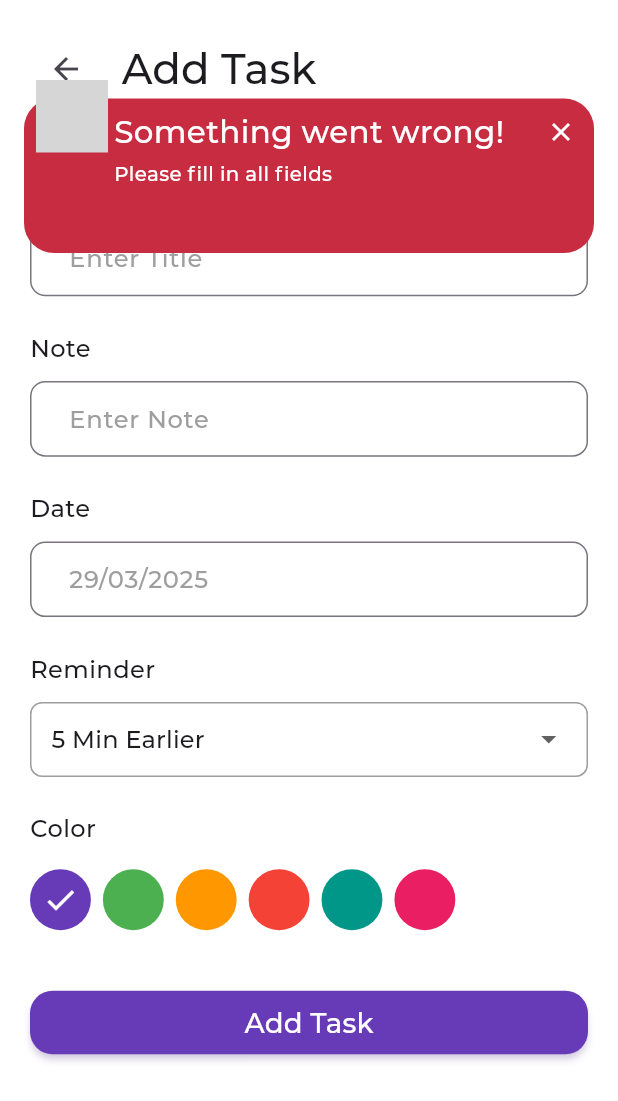
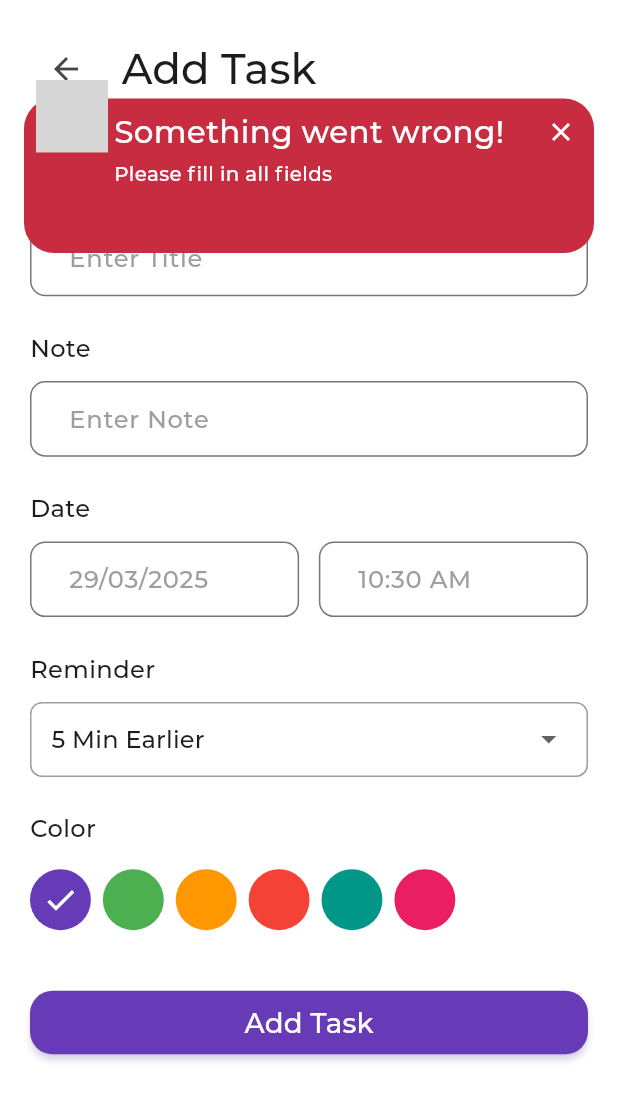
Before and after one commit to OmarJ9/my-todo, a Flutter app: the AddTaskScreen screen opened directly with empty values, after a tap on "Add Task", on a phone screen of 412 x 824 dp. Shown: the top 1101 px of the screen. Run offline on Flutter 3.47's test engine with Material 3 defaults, Android fonts, the phone set to English and light mode, and no system bars; drawn by our look-alikes of awesome_snackbar_content; our stand-ins replace animate_do, dartz, date_picker_timeline, dio, equatable, flutter_bloc and 13 more; accounts and stored records are empty; generated files the repository leaves out were written again; grey boxes are pictures that could not be loaded.

Commit message:
fix task not added

```diff
--- a/lib/core/constants/app_variables.dart
+++ b/lib/core/constants/app_variables.dart
@@ -1,11 +1,5 @@
 import 'package:flutter/material.dart';
 import 'package:todo_app/core/constants/app_assets.dart';
-
-const List<Color> colors = [
-  Colors.blue,
-  Colors.pink,
-  Colors.yellow,
-];
 
 const List<String> profileimages = [
   AppAssets.profileicon1,
--- a/lib/core/network/dio_client.dart
+++ b/lib/core/network/dio_client.dart
@@ -32,6 +32,7 @@ class DioClient {
     RequestInterceptorHandler handler,
   ) async {
     debugPrint('REQUEST[${options.method}] => PATH: ${options.path}');
+    debugPrint('OPTIONS: ${options.data}');
 
     if (!_isAuthRoute(options.path)) {
       final token = await _getValidToken();
--- a/lib/features/task/data/models/task_model.dart
+++ b/lib/features/task/data/models/task_model.dart
@@ -9,6 +9,7 @@ class TaskModel {
   final String? title;
   final String? note;
   final String? date;
+  final String? time;
   final int? reminder;
   final int? colorindex;
 
@@ -17,6 +18,7 @@ class TaskModel {
     this.title,
     this.note,
     this.date,
+    this.time,
     this.reminder,
     this.colorindex,
   });
@@ -28,6 +30,6 @@ class TaskModel {
 
   @override
   String toString() {
-    return 'TaskModel(id: $id, title: $title, note: $note, date: $date, reminder: $reminder, colorindex: $colorindex)';
+    return 'TaskModel(id: $id, title: $title, note: $note, date: $date, time: $time, reminder: $reminder, colorindex: $colorindex)';
   }
 }
--- a/lib/features/task/presentation/screens/home/widgets/task_card.dart
+++ b/lib/features/task/presentation/screens/home/widgets/task_card.dart
@@ -9,7 +9,7 @@ class TaskCard extends StatelessWidget {
   final String id;
   final Color color;
   final String title;
-
+  final String time;
   final String note;
 
   const TaskCard({
@@ -18,6 +18,7 @@ class TaskCard extends StatelessWidget {
     required this.color,
     required this.title,
     required this.note,
+    required this.time,
   });
 
   @override
@@ -120,7 +121,7 @@ class TaskCard extends StatelessWidget {
                                 ),
                                 SizedBox(width: 4.w),
                                 Text(
-                                  DateFormat('HH:mm a').format(DateTime.now()),
+                                  time,
                                   style: TextStyle(
                                     color: Colors.white,
                                     fontSize: 12.sp,
--- a/lib/features/task/presentation/screens/task/task_screen.dart
+++ b/lib/features/task/presentation/screens/task/task_screen.dart
@@ -153,15 +153,13 @@ class _AddTaskScreenState extends State<AddTaskScreen> {
     }
 
     final task = TaskModel(
-      id: isEditMode ? widget.task?.id : DateTime.now().toIso8601String(),
       title: _title,
       note: _note,
       date: DateFormat('yyyy-MM-dd').format(_date),
+      time: DateFormat('hh:mm a').format(_date),
       reminder: _reminder,
       colorindex: _colorIndex,
     );
-
-    print(task.toJson());
 
     if (isEditMode) {
       context.read<TaskCubit>().updateTask(task);
--- a/lib/features/task/presentation/screens/task/widgets/task_form_section.dart
+++ b/lib/features/task/presentation/screens/task/widgets/task_form_section.dart
@@ -118,12 +118,24 @@ class _TaskFormSectionState extends State<TaskFormSection> {
             style: AppTypography.medium14(),
           ),
           AppSizes.gapH12,
-          AppTextfield(
-            hint: DateFormat('dd/MM/yyyy').format(currentdate),
-            validator: (value) => null,
-            onTap: () => _showDatePicker(),
-            readOnly: true,
-            textEditingController: TextEditingController(),
+          Row(
+            children: [
+              Expanded(
+                child: AppTextfield(
+                  hint: DateFormat('dd/MM/yyyy').format(currentdate),
+                  onTap: () => _showDatePicker(),
+                  readOnly: true,
+                ),
+              ),
+              AppSizes.gapW12,
+              Expanded(
+                child: AppTextfield(
+                  hint: DateFormat('hh:mm a').format(currentdate),
+                  onTap: () => _showTimePicker(),
+                  readOnly: true,
+                ),
+              ),
+            ],
           ),
         ],
       ),
@@ -145,4 +157,20 @@ class _TaskFormSectionState extends State<TaskFormSection> {
       widget.onDateChanged(picked);
     }
   }
+
+  void _showTimePicker() async {
+    final TimeOfDay? picked = await showTimePicker(
+      context: context,
+      initialTime: TimeOfDay.fromDateTime(currentdate),
+    );
+    if (picked != null) {
+      setState(() {
+        currentdate = DateTime(currentdate.year, currentdate.month,
+            currentdate.day, picked.hour, picked.minute);
+      });
+      widget.onDateChanged(currentdate);
+    } else {
+      print('No time picked');
+    }
+  }
 }
```
Also changed, not shown: lib/features/task/presentation/screens/home/widgets/task_list_section.dart (+6 -2 lines), lib/features/task/data/models/task_model.g.dart.
